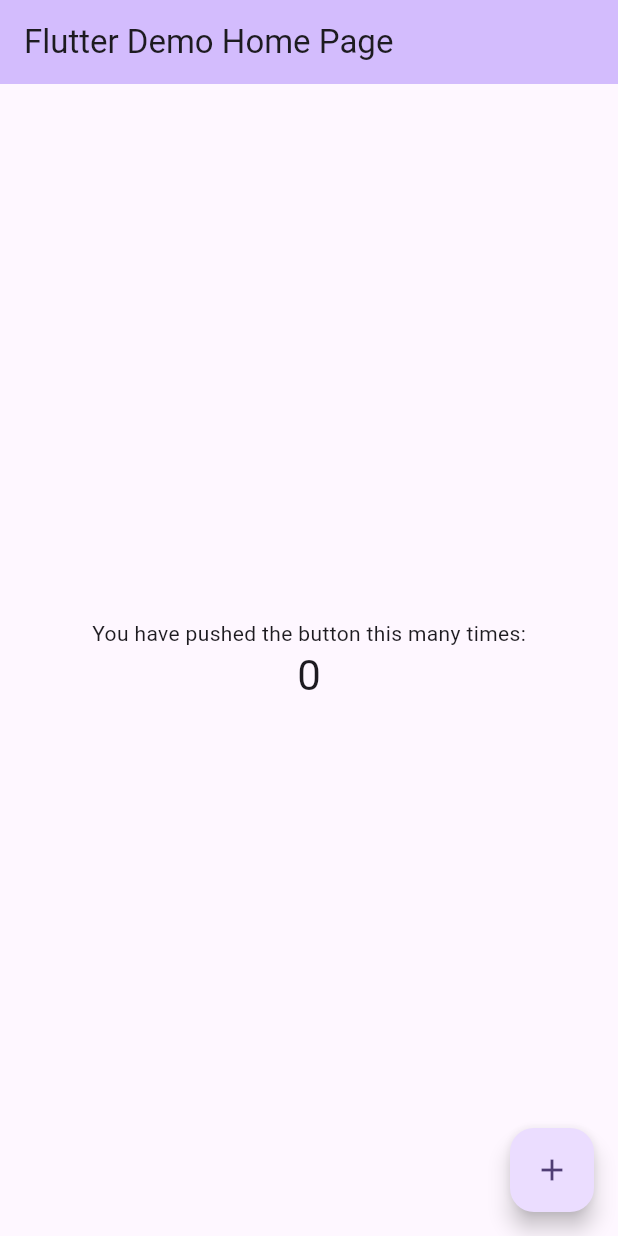
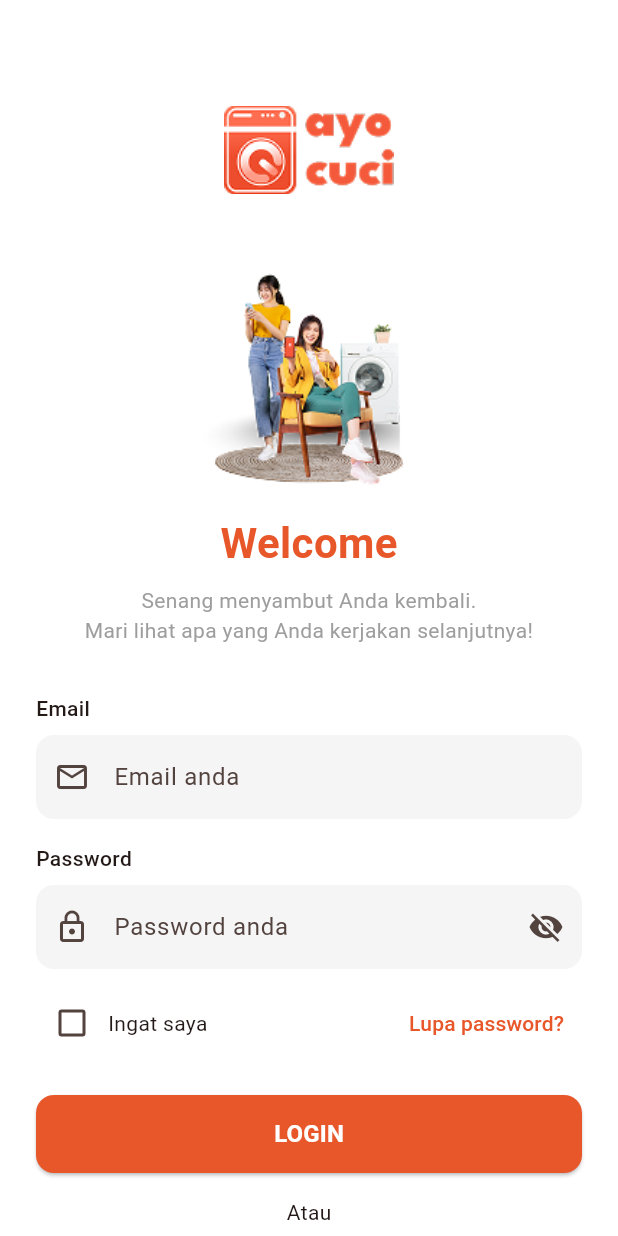
Before and after one commit to satt12/ayocuci-app, a Flutter app: the screen it shows after launch, on a phone screen of 412 x 824 dp. Run offline on Flutter 3.47's test engine with Material 3 defaults, Android fonts, the phone set to English and light mode, and no system bars; our stand-ins replace dio, shared_preferences.

Commit message:
feat: add login screen with assets

```diff
--- a/mobile/lib/main.dart
+++ b/mobile/lib/main.dart
@@ -1,4 +1,5 @@
 import 'package:flutter/material.dart';
+import 'screens/splash_screen.dart';
 
 void main() {
   runApp(const MyApp());
@@ -7,116 +8,18 @@ void main() {
 class MyApp extends StatelessWidget {
   const MyApp({super.key});
 
-  // This widget is the root of your application.
   @override
   Widget build(BuildContext context) {
     return MaterialApp(
-      title: 'Flutter Demo',
+      title: 'Ayo Cuci',
+      debugShowCheckedModeBanner: false,
       theme: ThemeData(
-        // This is the theme of your application.
-        //
-        // TRY THIS: Try running your application with "flutter run". You'll see
-        // the application has a purple toolbar. Then, without quitting the app,
-        // try changing the seedColor in the colorScheme below to Colors.green
-        // and then invoke "hot reload" (save your changes or press the "hot
-        // reload" button in a Flutter-supported IDE, or press "r" if you used
-        // the command line to start the app).
-        //
-        // Notice that the counter didn't reset back to zero; the application
-        // state is not lost during the reload. To reset the state, use hot
-        // restart instead.
-        //
-        // This works for code too, not just values: Most code changes can be
-        // tested with just a hot reload.
-        colorScheme: .fromSeed(seedColor: Colors.deepPurple),
+        colorScheme: ColorScheme.fromSeed(
+          seedColor: const Color(0xFFE8572A),
+        ),
+        useMaterial3: true,
       ),
-      home: const MyHomePage(title: 'Flutter Demo Home Page'),
+      home: const SplashScreen(),
     );
   }
 }
-
-class MyHomePage extends StatefulWidget {
-  const MyHomePage({super.key, required this.title});
-
-  // This widget is the home page of your application. It is stateful, meaning
-  // that it has a State object (defined below) that contains fields that affect
-  // how it looks.
-
-  // This class is the configuration for the state. It holds the values (in this
-  // case the title) provided by the parent (in this case the App widget) and
-  // used by the build method of the State. Fields in a Widget subclass are
-  // always marked "final".
-
-  final String title;
-
-  @override
-  State<MyHomePage> createState() => _MyHomePageState();
-}
-
-class _MyHomePageState extends State<MyHomePage> {
-  int _counter = 0;
-
-  void _incrementCounter() {
-    setState(() {
-      // This call to setState tells the Flutter framework that something has
-      // changed in this State, which causes it to rerun the build method below
-      // so that the display can reflect the updated values. If we changed
-      // _counter without calling setState(), then the build method would not be
-      // called again, and so nothing would appear to happen.
-      _counter++;
-    });
-  }
-
-  @override
-  Widget build(BuildContext context) {
-    // This method is rerun every time setState is called, for instance as done
-    // by the _incrementCounter method above.
-    //
-    // The Flutter framework has been optimized to make rerunning build methods
-    // fast, so that you can just rebuild anything that needs updating rather
-    // than having to individually change instances of widgets.
-    return Scaffold(
-      appBar: AppBar(
-        // TRY THIS: Try changing the color here to a specific color (to
-        // Colors.amber, perhaps?) and trigger a hot reload to see the AppBar
-        // change color while the other colors stay the same.
-        backgroundColor: Theme.of(context).colorScheme.inversePrimary,
-        // Here we take the value from the MyHomePage object that was created by
-        // the App.build method, and use it to set our appbar title.
-        title: Text(widget.title),
-      ),
-      body: Center(
-        // Center is a layout widget. It takes a single child and positions it
-        // in the middle of the parent.
-        child: Column(
-          // Column is also a layout widget. It takes a list of children and
-          // arranges them vertically. By default, it sizes itself to fit its
-          // children horizontally, and tries to be as tall as its parent.
-          //
-          // Column has various properties to control how it sizes itself and
-          // how it positions its children. Here we use mainAxisAlignment to
-          // center the children vertically; the main axis here is the vertical
-          // axis because Columns are vertical (the cross axis would be
-          // horizontal).
-          //
-          // TRY THIS: Invoke "debug painting" (choose the "Toggle Debug Paint"
-          // action in the IDE, or press "p" in the console), to see the
-          // wireframe for each widget.
-          mainAxisAlignment: .center,
-          children: [
-            const Text('You have pushed the button this many times:'),
-            Text(
-              '$_counter',
-              style: Theme.of(context).textTheme.headlineMedium,
-            ),
-          ],
-        ),
-      ),
-      floatingActionButton: FloatingActionButton(
-        onPressed: _incrementCounter,
-        tooltip: 'Increment',
-        child: const Icon(Icons.add),
-      ),
-    );
-  }
-}
--- /dev/null
+++ b/mobile/lib/screens/auth/login_screen.dart
@@ -0,0 +1,237 @@
+import 'package:flutter/material.dart';
+import '../../services/auth_service.dart';
+import '../../utils/constants.dart';
+import '../dashboard/dashboard_screen.dart';
+
+class LoginScreen extends StatefulWidget {
+  const LoginScreen({super.key});
+
+  @override
+  State<LoginScreen> createState() => _LoginScreenState();
+}
+
+class _LoginScreenState extends State<LoginScreen> {
+  final _emailController = TextEditingController();
+  final _passwordController = TextEditingController();
+  final _authService = AuthService();
+  bool _isLoading = false;
+  bool _obscurePassword = true;
+  bool _rememberMe = false;
+
+  Future<void> _login() async {
+    if (_emailController.text.isEmpty || _passwordController.text.isEmpty) {
+      ScaffoldMessenger.of(context).showSnackBar(
+        const SnackBar(content: Text('Email dan password harus diisi!')),
+      );
+      return;
+    }
+
+    setState(() => _isLoading = true);
+
+    final result = await _authService.login(
+      _emailController.text.trim(),
+      _passwordController.text,
+    );
+
+    setState(() => _isLoading = false);
+
+    if (result['success']) {
+      if (mounted) {
+        Navigator.pushReplacement(
+          context,
+          MaterialPageRoute(builder: (_) => const DashboardScreen()),
+        );
+      }
+    } else {
+      if (mounted) {
+        ScaffoldMessenger.of(
+          context,
+        ).showSnackBar(SnackBar(content: Text(result['message'])));
+      }
+    }
+  }
+
+  @override
+  Widget build(BuildContext context) {
+    return Scaffold(
+      backgroundColor: Colors.white,
+      body: SafeArea(
+        child: SingleChildScrollView(
+          padding: const EdgeInsets.symmetric(horizontal: 24),
+          child: Column(
+            children: [
+              const SizedBox(height: 40),
+              // Logo
+              Image.asset('assets/images/Logo_2.png', width: 120, height: 120),
+              const SizedBox(height: 16),
+              Image.asset(
+                'assets/images/Asset_One.png',
+                width: 200,
+                height: 150,
+                fit: BoxFit.contain,
+              ),
+              const SizedBox(height: 16),
+              Text(
+                'Welcome',
+                style: TextStyle(
+                  color: AppColors.primaryColor,
+                  fontSize: 28,
+                  fontWeight: FontWeight.bold,
+                ),
+              ),
+              const SizedBox(height: 8),
+              const Text(
+                'Senang menyambut Anda kembali.\nMari lihat apa yang Anda kerjakan selanjutnya!',
+                textAlign: TextAlign.center,
+                style: TextStyle(color: Colors.grey, fontSize: 14),
+              ),
+              const SizedBox(height: 32),
+              // Email field
+              Column(
+                crossAxisAlignment: CrossAxisAlignment.start,
+                children: [
+                  const Text(
+                    'Email',
+                    style: TextStyle(fontWeight: FontWeight.w500),
+                  ),
+                  const SizedBox(height: 8),
+                  TextField(
+                    controller: _emailController,
+                    keyboardType: TextInputType.emailAddress,
+                    decoration: InputDecoration(
+                      hintText: 'Email anda',
+                      prefixIcon: const Icon(Icons.email_outlined),
+                      filled: true,
+                      fillColor: AppColors.inputBackground,
+                      border: OutlineInputBorder(
+                        borderRadius: BorderRadius.circular(12),
+                        borderSide: BorderSide.none,
+                      ),
+                    ),
+                  ),
+                ],
+              ),
+              const SizedBox(height: 16),
+              // Password field
+              Column(
+                crossAxisAlignment: CrossAxisAlignment.start,
+                children: [
+                  const Text(
+                    'Password',
+                    style: TextStyle(fontWeight: FontWeight.w500),
+                  ),
+                  const SizedBox(height: 8),
+                  TextField(
+                    controller: _passwordController,
+                    obscureText: _obscurePassword,
+                    decoration: InputDecoration(
+                      hintText: 'Password anda',
+                      prefixIcon: const Icon(Icons.lock_outline),
+                      suffixIcon: IconButton(
+                        icon: Icon(
+                          _obscurePassword
+                              ? Icons.visibility_off
+                              : Icons.visibility,
+                        ),
+                        onPressed: () => setState(
+                          () => _obscurePassword = !_obscurePassword,
+                        ),
+                      ),
+                      filled: true,
+                      fillColor: AppColors.inputBackground,
+                      border: OutlineInputBorder(
+                        borderRadius: BorderRadius.circular(12),
+                        borderSide: BorderSide.none,
+                      ),
+                    ),
+                  ),
+                ],
+              ),
+              const SizedBox(height: 12),
+              // Remember me & Forgot password
+              Row(
+                mainAxisAlignment: MainAxisAlignment.spaceBetween,
+                children: [
+                  Row(
+                    children: [
+                      Checkbox(
+                        value: _rememberMe,
+                        onChanged: (val) => setState(() => _rememberMe = val!),
+                        activeColor: AppColors.primaryColor,
+                      ),
+                      const Text('Ingat saya'),
+                    ],
+                  ),
+                  TextButton(
+                    onPressed: () {},
+                    child: Text(
+                      'Lupa password?',
+                      style: TextStyle(color: AppColors.primaryColor),
+                    ),
+                  ),
+                ],
+              ),
+              const SizedBox(height: 24),
+              // Login button
+              SizedBox(
+                width: double.infinity,
+                height: 52,
+                child: ElevatedButton(
+                  onPressed: _isLoading ? null : _login,
+                  style: ElevatedButton.styleFrom(
+                    backgroundColor: AppColors.primaryColor,
+                    shape: RoundedRectangleBorder(
+                      borderRadius: BorderRadius.circular(12),
+                    ),
+                  ),
+                  child: _isLoading
+                      ? const CircularProgressIndicator(color: Colors.white)
+                      : const Text(
+                          'LOGIN',
+                          style: TextStyle(
+                            color: Colors.white,
+                            fontSize: 16,
+                            fontWeight: FontWeight.bold,
+                          ),
+                        ),
+                ),
+              ),
+              const SizedBox(height: 16),
+              const Text('Atau'),
+              const SizedBox(height: 16),
+              // Google login
+              SizedBox(
+                width: double.infinity,
+                height: 52,
+                child: OutlinedButton.icon(
+                  onPressed: () {},
+                  icon: const Icon(Icons.g_mobiledata, size: 28),
+                  label: const Text('Masuk dengan Google'),
+                  style: OutlinedButton.styleFrom(
+                    shape: RoundedRectangleBorder(
+                      borderRadius: BorderRadius.circular(12),
+                    ),
+                  ),
+                ),
+              ),
+              const SizedBox(height: 24),
+              Row(
+                mainAxisAlignment: MainAxisAlignment.center,
+                children: [
+                  const Text('Belum punya akun? '),
+                  TextButton(
+                    onPressed: () {},
+                    child: Text(
+                      'Daftar sekarang',
+                      style: TextStyle(color: AppColors.primaryColor),
+                    ),
+                  ),
+                ],
+              ),
+            ],
+          ),
+        ),
+      ),
+    );
+  }
+}
--- /dev/null
+++ b/mobile/lib/services/auth_service.dart
@@ -0,0 +1,35 @@
+import 'package:dio/dio.dart';
+import 'package:shared_preferences/shared_preferences.dart';
+import '../utils/constants.dart';
+
+class AuthService {
+  final Dio _dio = Dio(BaseOptions(baseUrl: AppConstants.baseUrl));
+
+  Future<Map<String, dynamic>> login(String email, String password) async {
+    try {
+      final response = await _dio.post('/api/auth/login', data: {
+        'email': email,
+        'password': password,
+      });
+
+      final token = response.data['token'];
+      final prefs = await SharedPreferences.getInstance();
+      await prefs.setString('token', token);
+
+      return {'success': true, 'message': 'Login berhasil!'};
+    } on DioException catch (e) {
+      final message = e.response?.data['error'] ?? 'Terjadi kesalahan';
+      return {'success': false, 'message': message};
+    }
+  }
+
+  Future<void> logout() async {
+    final prefs = await SharedPreferences.getInstance();
+    await prefs.remove('token');
+  }
+
+  Future<bool> isLoggedIn() async {
+    final prefs = await SharedPreferences.getInstance();
+    return prefs.getString('token') != null;
+  }
+}
--- /dev/null
+++ b/mobile/lib/utils/constants.dart
@@ -0,0 +1,14 @@
+import 'package:flutter/material.dart';
+
+class AppColors {
+  static const primaryColor = Color(0xFFE8572A);
+  static const backgroundColor = Color(0xFFFFFFFF);
+  static const textPrimary = Color(0xFF333333);
+  static const textSecondary = Color(0xFF888888);
+  static const inputBackground = Color(0xFFF5F5F5);
+}
+
+class AppConstants {
+  static const baseUrl = 'http://10.0.2.2:8080'; // untuk Android emulator
+  // static const baseUrl = 'http://localhost:8080'; // untuk web/desktop
+}
```
Also changed, not shown: mobile/lib/screens/dashboard/dashboard_screen.dart (added, +18 -0 lines), mobile/lib/screens/splash_screen.dart (added, +77 -0 lines), mobile/pubspec.yaml (+6 -4 lines), mobile/assets/icons/Icon_karyawan.png (added), mobile/assets/icons/Icon_laporan.png (added), mobile/assets/icons/Icon_layanan.png (added), mobile/assets/icons/Icon_manageoutlet.png (added), mobile/assets/icons/Icon_pelanggan.png (added), mobile/assets/icons/Icon_pengeluaran.png (added), mobile/assets/images/Asset_One.png (added), mobile/assets/images/Background_person.png (added), mobile/assets/images/Logo.png (added), mobile/assets/images/Logo_2.png (added), mobile/assets/images/Promo_oNE.png (added), 3 more files, 1 other file.
